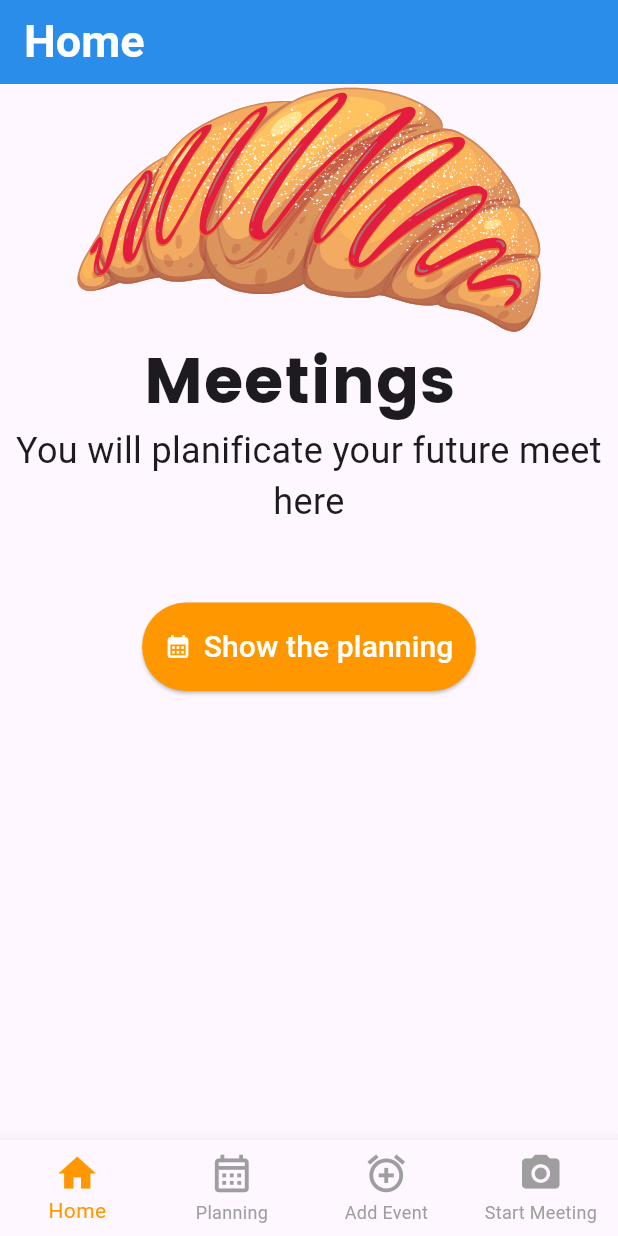
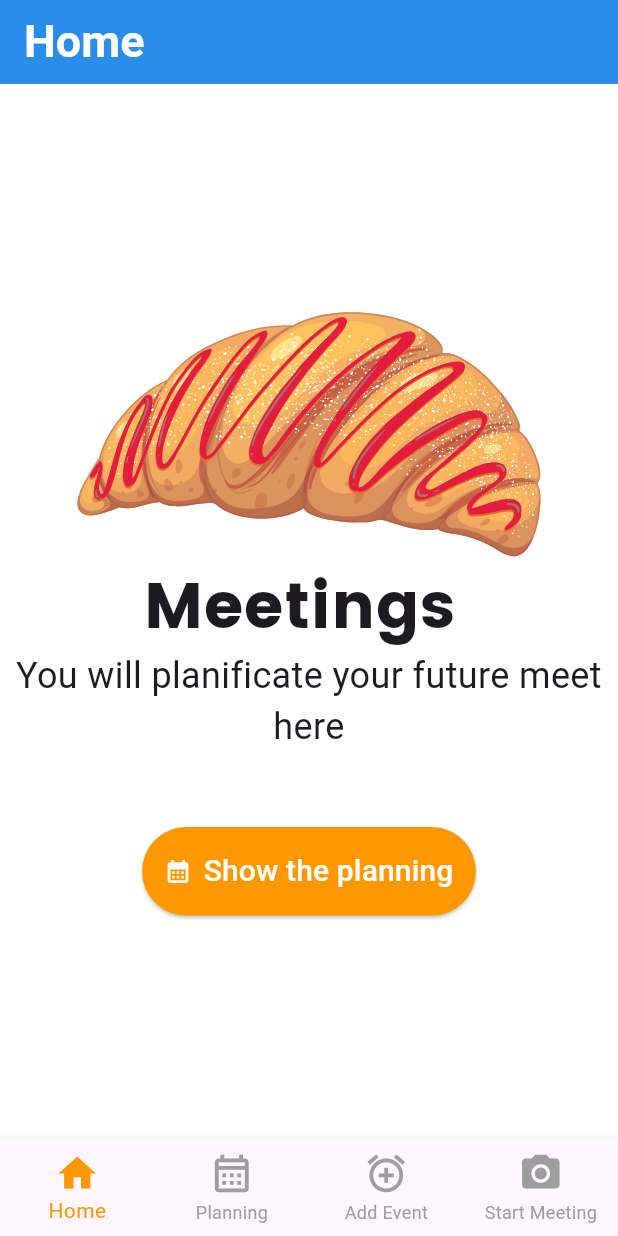
Before and after one commit to Johncross00/meet-planning, a Flutter app: the screen it shows after launch, on a phone screen of 412 x 824 dp. Run offline on Flutter 3.47's test engine with Material 3 defaults, Android fonts, the phone set to English and light mode, and no system bars; our stand-ins replace cloud_firestore, date_field, firebase_core, flutter_svg, gradient_borders; accounts and stored records are empty; generated files the repository leaves out were written again.

```diff
--- a/lib/main.dart
+++ b/lib/main.dart
@@ -24,52 +24,39 @@ class _MyAppState extends State<MyApp> {
   int _currentIndex = 0;
 
   setCurrentIndex(int index) {
-    // setState(() {
-    //   _currentIndex = index;
-    // });
+
     setState (() =>_currentIndex = index);
   }
   @override
   Widget build(BuildContext context) {
     return MaterialApp(
       theme: ThemeData(
-        // colorScheme: ColorScheme.fromSeed(seedColor: Colors.blue),
         useMaterial3: true,
       ),
       debugShowCheckedModeBanner: false,
       home: Scaffold(
-        // backgroundColor: Colors.blue,
+        backgroundColor: Colors.white,
         appBar: AppBar(
           backgroundColor: Colors.blue,
           elevation: 10,
           title: [
             const Text("Home", style: TextStyle(color: Colors.white, fontWeight: FontWeight.bold, fontSize: 30),),
-            const Text("Planning",  style: TextStyle(color: Colors.white, fontWeight: FontWeight.bold, fontSize: 30),),
-            const Text("Event Adding",  style: TextStyle(color: Colors.white,  fontWeight: FontWeight.bold, fontSize: 30),),
-            const Text("Camera",  style: TextStyle(color: Colors.white,  fontWeight: FontWeight.bold, fontSize: 30),),
+            const Text("Plannning",  style: TextStyle(color: Colors.white, fontWeight: FontWeight.bold, fontSize: 30),),
+            const Text("Add an Event",  style: TextStyle(color: Colors.white,  fontWeight: FontWeight.bold, fontSize: 30),),
+            const Text("Meet",  style: TextStyle(color: Colors.white,  fontWeight: FontWeight.bold, fontSize: 30),),
           ][_currentIndex],
         ),
-        body: Column(
-          mainAxisAlignment: MainAxisAlignment.start,
-          children: [
-            SingleChildScrollView(
-              child: [
-                const HomePage(),
-                const EventPage(),
-                const AddEventPage(),
-                const CameraPage(),
-              ][_currentIndex],
-            ),
-          ],
-        ),
+        body: [
+          const HomePage(),
+          const EventPage(),
+          const AddEventPage(),
+          const CameraPage(),
+        ][_currentIndex],
         bottomNavigationBar: BottomNavigationBar(
             selectedItemColor: Colors.orange,
             unselectedItemColor: Colors.grey,
             currentIndex: _currentIndex,
             type: BottomNavigationBarType.fixed,
-            // onTap: (index) {
-            //   setCurrentIndex(index);
-            // },
             onTap: (index) => setCurrentIndex(index),
             iconSize: 30,
             elevation: 10,
--- a/lib/pages/home_page.dart
+++ b/lib/pages/home_page.dart
@@ -13,8 +13,6 @@ class HomePage extends StatelessWidget {
         child: Column(
           mainAxisAlignment: MainAxisAlignment.center,
           children: [
-            // Image(image: AssetImage('assets/images/apple.jpg')),
-            //     Image.asset("assets/images/apple.jpg"),
             SvgPicture.asset(
                 ("assets/images/bread.svg")),
             const Text("Meetings ",
```
